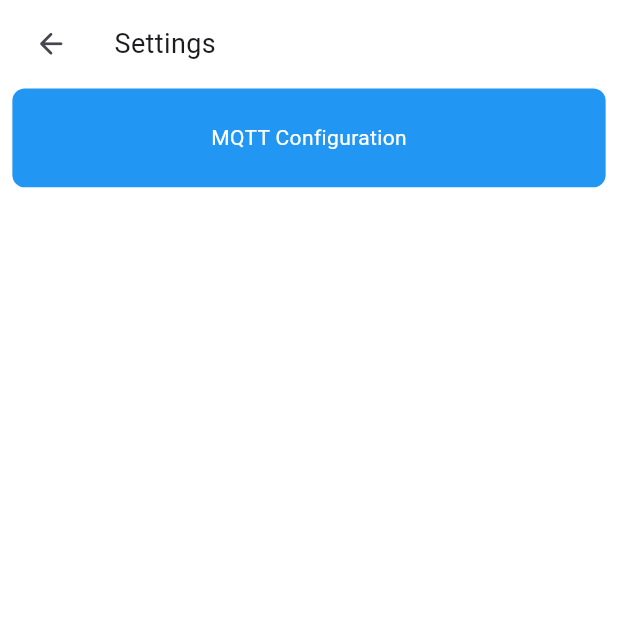
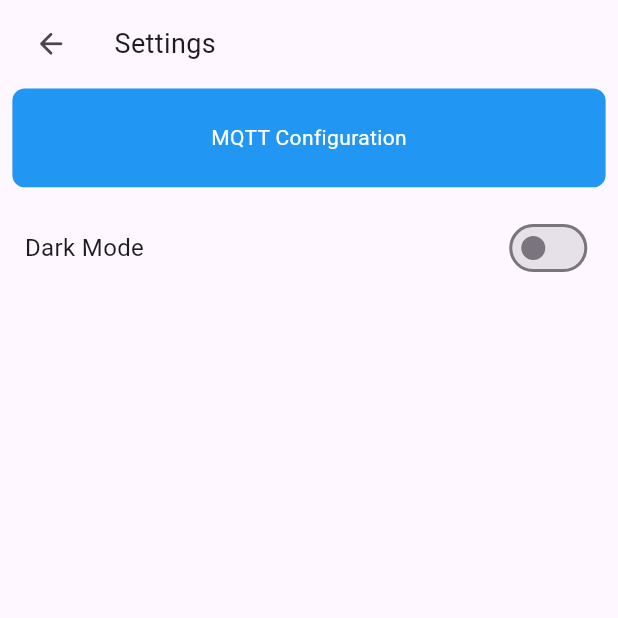
Before and after one commit to veeery/mqtt_app, a Flutter app: the SettingScreen screen opened by its route, on a phone screen of 412 x 824 dp, the top half of it. Run offline on Flutter 3.47's test engine with Material 3 defaults, Android fonts, the phone set to English and light mode, and no system bars; our stand-ins replace bloc, dartz, device_info, equatable, flutter_bloc, get_it and 1 more; missing offline and left inert: mqtt_client; accounts and stored records are empty.

Commit message:
add dark mode

```diff
--- a/lib/modules/core/common/app_bottomsheet.dart
+++ b/lib/modules/core/common/app_bottomsheet.dart
@@ -43,7 +43,7 @@ class _AppFooterState extends State<AppBottomSheet> with SingleTickerProviderSta
       },
       child: AnimatedContainer(
         decoration: BoxDecoration(
-          color: Colors.white,
+          color: Theme.of(context).brightness == Brightness.dark ? Colors.grey[900] : Colors.white,
           borderRadius: BorderRadius.only(
             topLeft: Radius.circular(2.w),
             topRight: Radius.circular(2.w),
--- a/lib/modules/core/common/app_overlay.dart
+++ b/lib/modules/core/common/app_overlay.dart
@@ -1,9 +1,11 @@
 import 'package:flutter/material.dart';
 import 'package:flutter/services.dart';
 
-class AppOverlay {
-  // This Overlay for Android
-  // To the specific is 3 Bottom/Navigation in some Android API 30 or below
-  static final mySystemTheme = SystemUiOverlayStyle.light
-      .copyWith(systemNavigationBarColor: Colors.grey[300], systemNavigationBarIconBrightness: Brightness.dark);
+SystemUiOverlayStyle appOverlay(ThemeData themeData) {
+  return SystemUiOverlayStyle(
+    statusBarColor: Colors.transparent,
+    statusBarIconBrightness: themeData.brightness,
+    systemNavigationBarColor: themeData.scaffoldBackgroundColor,
+    systemNavigationBarIconBrightness: Brightness.dark,
+  );
 }
--- a/lib/modules/core/presentation/widget/app_header.dart
+++ b/lib/modules/core/presentation/widget/app_header.dart
@@ -19,7 +19,7 @@ class AppHeader extends StatelessWidget {
   @override
   Widget build(BuildContext context) {
     return Container(
-      color: Colors.white,
+      color: Colors.transparent,
       width: 100.w,
       // height: 6.5.h,
       child: Row(
--- a/lib/modules/core/presentation/widget/app_scaffold.dart
+++ b/lib/modules/core/presentation/widget/app_scaffold.dart
@@ -30,7 +30,7 @@ class AppScaffold extends StatelessWidget {
         body: Container(
           width: 100.w,
           height: 100.h,
-          color: backgroundColor ?? Colors.white,
+          color: backgroundColor ?? Colors.transparent,
           child: GestureDetector(
             onTap: () => FocusManager.instance.primaryFocus?.unfocus(),
             child: Stack(
--- a/lib/modules/core/presentation/widget/app_textfield.dart
+++ b/lib/modules/core/presentation/widget/app_textfield.dart
@@ -34,7 +34,7 @@ class AppTextField extends StatelessWidget {
           hintText: "$hintText",
           labelStyle: TextStyle(
             fontSize: 15.sp,
-            color: Colors.black,
+            // color: Colors.black,
           ),
           hintStyle: TextStyle(
             fontSize: 15.sp,
--- /dev/null
+++ b/lib/modules/settings/presentation/bloc/theme_bloc.dart
@@ -0,0 +1,15 @@
+import 'package:bloc/bloc.dart';
+import 'package:equatable/equatable.dart';
+import 'package:flutter/material.dart';
+
+part 'theme_event.dart';
+
+part 'theme_state.dart';
+
+class ThemeBloc extends Bloc<ThemeEvent, ThemeState> {
+  ThemeBloc() : super(ThemeState(themeData: ThemeData.light())) {
+    on<ThemeChanged>((event, emit) {
+      emit(ThemeState(themeData: event.isDark ? ThemeData.dark() : ThemeData.light()));
+    });
+  }
+}
--- /dev/null
+++ b/lib/modules/settings/presentation/bloc/theme_event.dart
@@ -0,0 +1,14 @@
+part of 'theme_bloc.dart';
+
+abstract class ThemeEvent extends Equatable {
+  const ThemeEvent();
+}
+
+class ThemeChanged extends ThemeEvent {
+  final bool isDark;
+
+  const ThemeChanged({required this.isDark});
+
+  @override
+  List<Object> get props => [isDark];
+}
--- /dev/null
+++ b/lib/modules/settings/presentation/bloc/theme_state.dart
@@ -0,0 +1,17 @@
+part of 'theme_bloc.dart';
+
+class ThemeInitial extends Equatable {
+  const ThemeInitial();
+
+  @override
+  List<Object> get props => [];
+}
+
+class ThemeState extends Equatable {
+  final ThemeData themeData;
+
+  const ThemeState({required this.themeData});
+
+  @override
+  List<Object> get props => [themeData];
+}
--- a/lib/modules/settings/presentation/pages/setting_screen.dart
+++ b/lib/modules/settings/presentation/pages/setting_screen.dart
@@ -1,4 +1,5 @@
 import 'package:flutter/material.dart';
+import 'package:flutter_bloc/flutter_bloc.dart';
 import 'package:mqtt_broker_app/modules/core/common/app_responsive.dart';
 import 'package:mqtt_broker_app/modules/core/presentation/widget/app_body.dart';
 import 'package:mqtt_broker_app/modules/core/presentation/widget/app_button.dart';
@@ -6,6 +7,7 @@ import 'package:mqtt_broker_app/modules/core/presentation/widget/app_scaffold.da
 
 import '../../../core/presentation/widget/app_header.dart';
 import '../../../mqtt/presentation/pages/mqtt_configuration.dart';
+import '../bloc/theme_bloc.dart';
 
 class SettingScreen extends StatelessWidget {
   static const String routeName = '/setting';
@@ -28,9 +30,26 @@ class SettingScreen extends StatelessWidget {
                 onPressed: () => Navigator.pushNamed(context, MqttConfigurationScreen.routeName),
                 text: 'MQTT Configuration'),
             SizedBox(height: 2.h),
-            // Switch(
-            //
-            // ),
+            Padding(
+              padding: EdgeInsets.symmetric(horizontal: 2.w),
+              child: Row(
+                mainAxisAlignment: MainAxisAlignment.spaceBetween,
+                children: [
+                  Text('Dark Mode', style: TextStyle(fontSize: 16.sp)),
+                  BlocBuilder<ThemeBloc, ThemeState>(
+                    builder: (context, state) {
+                      final isDark = (state.themeData.brightness == Brightness.dark);
+                      return Switch(
+                        value: isDark,
+                        onChanged: (value) {
+                          BlocProvider.of<ThemeBloc>(context).add(ThemeChanged(isDark: value));
+                        },
+                      );
+                    },
+                  ),
+                ],
+              ),
+            ),
           ],
         ),
       ),
```
Also changed, not shown: lib/main.dart (+13 -6 lines), lib/modules/core/presentation/widget/app_message_input.dart (+34 -0 lines), lib/modules/mqtt/presentation/pages/mqtt_screen.dart (+3 -4 lines).
